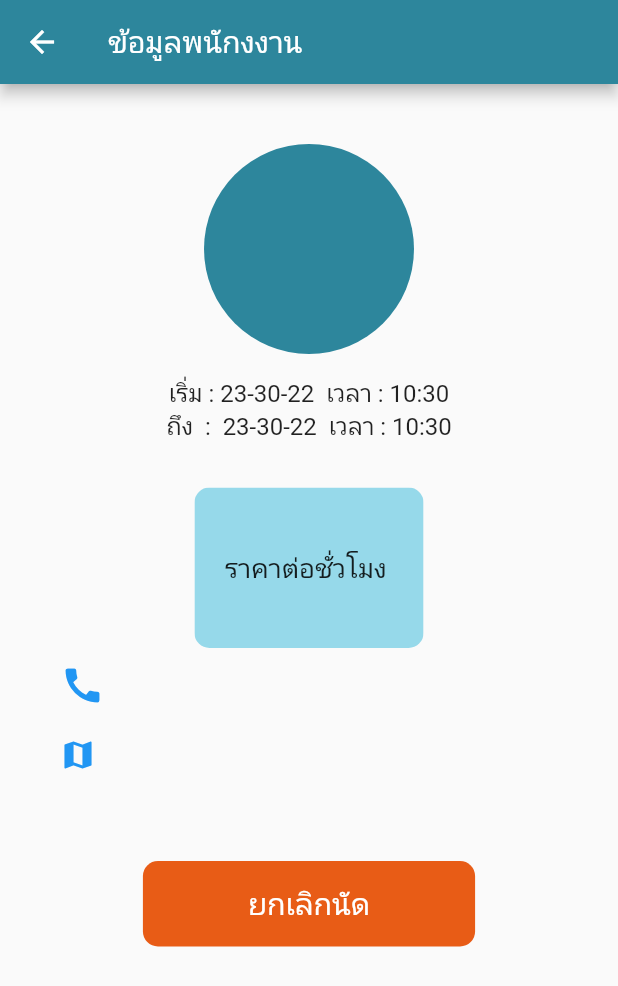
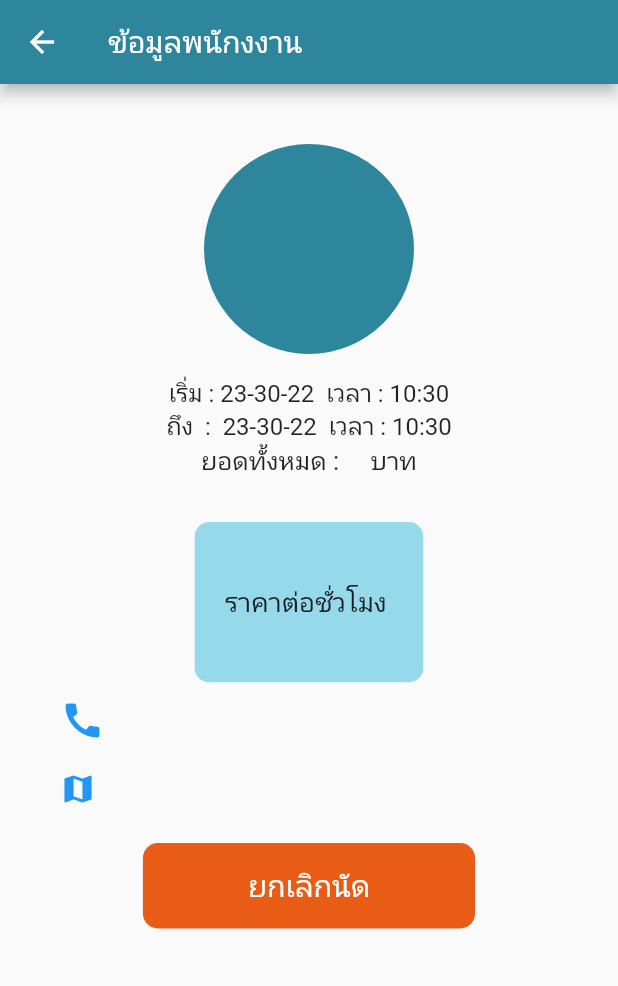
Before and after one commit to nutcras/caregiver, a Flutter app: the Bookdetail screen opened directly with empty values, on a phone screen of 412 x 824 dp. Shown: the top 986 px of the screen. Run offline on Flutter 3.47's test engine with Material 2 defaults, Android fonts, the phone set to English and light mode, and no system bars; our stand-ins replace flutter_easyloading, flutter_rating_bar, google_maps_flutter, intl_phone_field, shared_preferences; missing offline and left inert: age_calculator; accounts and stored records are empty.

Commit message:
ver23-06-65nut(ResultPage)

```diff
--- a/lib/views/booking/book_detail.dart
+++ b/lib/views/booking/book_detail.dart
@@ -54,6 +54,10 @@ class _BookdetailState extends State<Bookdetail> {
                 style: const TextStyle(
                   fontSize: 16,
                 ),
+              ),
+              Text(
+                'ยอดทั้งหมด :   ${widget.data['result']}  บาท',
+                style: TextStyle(fontSize: 17),
               ),
             ])),
             const SizedBox(
@@ -129,7 +133,7 @@ class _BookdetailState extends State<Bookdetail> {
                 ),
               ],
             ),
-            const SizedBox(height: 50),
+            const SizedBox(height: 15),
             TextButton(
               style: TextButton.styleFrom(
                 padding: const EdgeInsets.fromLTRB(70, 15, 70, 15),
```
